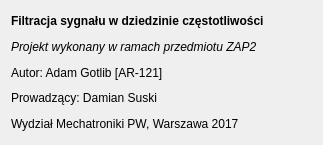
Qt form res/ui/about_dialog.ui (Goldob/signal-filtration) before a commit.
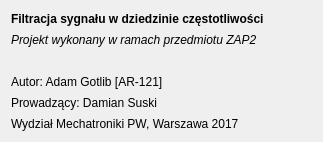
The same form after that commit.

Commit message: Popraw układ okienka 'O programie'

What changed in the file:
```diff
--- a/res/ui/about_dialog.ui
+++ b/res/ui/about_dialog.ui
@@ -7,7 +7,7 @@
     <x>0</x>
     <y>0</y>
     <width>323</width>
-    <height>145</height>
+    <height>142</height>
    </rect>
   </property>
   <property name="windowTitle">
@@ -39,6 +39,13 @@
      </property>
     </widget>
    </item>
+   <item>
+    <widget class="QLabel" name="label_6">
+     <property name="text">
+      <string/>
+     </property>
+    </widget>
+   </item>
    <item>
     <widget class="QLabel" name="label_2">
      <property name="text">
```
